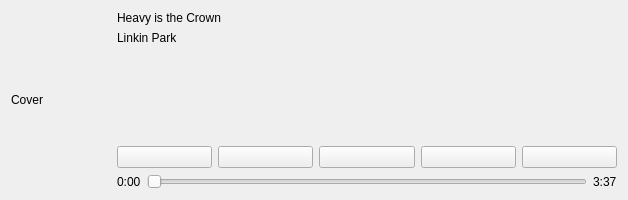
Above: ui/TransportWidget.ui from nichilum/nimamp before the change. Below: the same form after it.
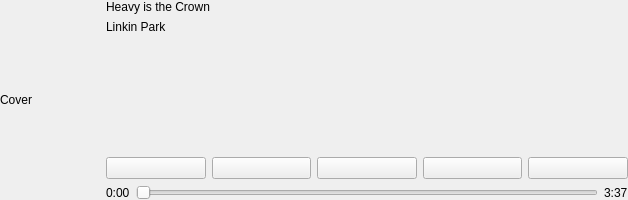
That is the form after the change. Icons and pictures are not drawn.

The edit to the form file:
```diff
--- a/ui/TransportWidget.ui
+++ b/ui/TransportWidget.ui
@@ -26,6 +26,18 @@
    <string>Form</string>
   </property>
   <layout class="QHBoxLayout" name="horizontalLayout_4">
+   <property name="leftMargin">
+    <number>0</number>
+   </property>
+   <property name="topMargin">
+    <number>0</number>
+   </property>
+   <property name="rightMargin">
+    <number>0</number>
+   </property>
+   <property name="bottomMargin">
+    <number>0</number>
+   </property>
    <item>
     <layout class="QHBoxLayout" name="horizontalLayout">
      <item>
```
